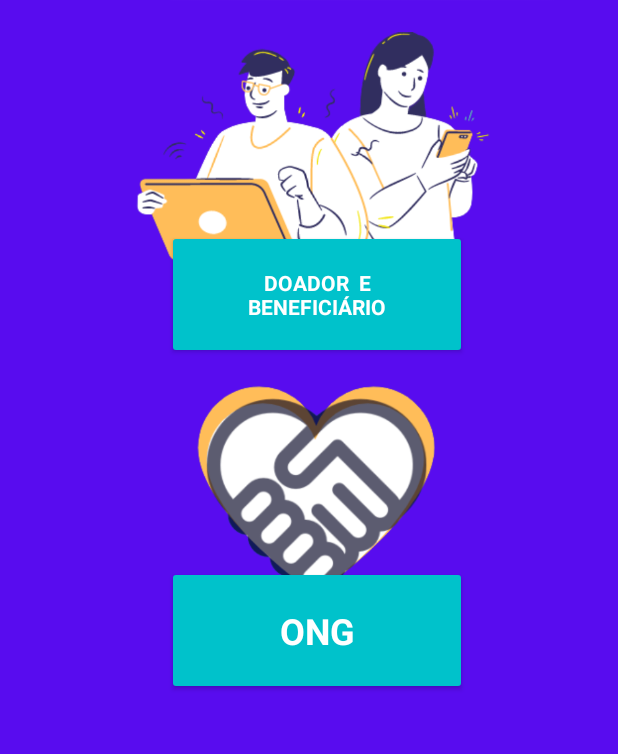
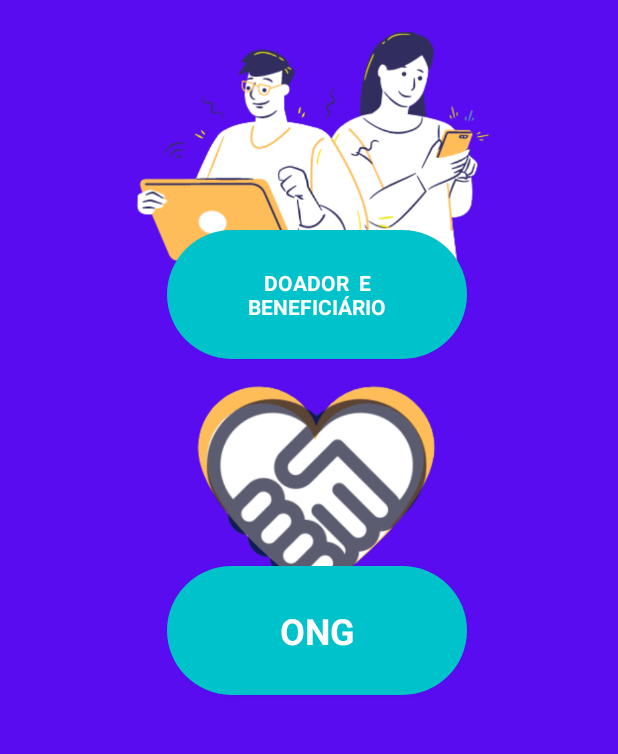
Before and after one commit to AlfredoSobrinho/ProjetoX, an Android app: the IAFragment screen opened through its navigation route, on a phone screen of 412 x 824 dp, the part 240-994 px from its top. Run offline under Robolectric (Android 15) with nearby library versions, the light colour scheme and no system bars; our stand-ins replace Dagger/Hilt's generated code.

Commit message:
Versão com navegação

```diff
--- a/app/src/main/java/com/generation/task4e5/IAFragment.kt
+++ b/app/src/main/java/com/generation/task4e5/IAFragment.kt
@@ -5,55 +5,43 @@ import androidx.fragment.app.Fragment
 import android.view.LayoutInflater
 import android.view.View
 import android.view.ViewGroup
+import android.widget.Button
+import androidx.navigation.fragment.findNavController
 
-// TODO: Rename parameter arguments, choose names that match
-// the fragment initialization parameters, e.g. ARG_ITEM_NUMBER
-private const val ARG_PARAM1 = "param1"
-private const val ARG_PARAM2 = "param2"
-
-/**
- * A simple [Fragment] subclass.
- * Use the [IAFragment.newInstance] factory method to
- * create an instance of this fragment.
- */
 class IAFragment : Fragment() {
-    // TODO: Rename and change types of parameters
-    private var param1: String? = null
-    private var param2: String? = null
-
-    override fun onCreate(savedInstanceState: Bundle?) {
-        super.onCreate(savedInstanceState)
-        arguments?.let {
-            param1 = it.getString(ARG_PARAM1)
-            param2 = it.getString(ARG_PARAM2)
-        }
-    }
 
     override fun onCreateView(
         inflater: LayoutInflater, container: ViewGroup?,
         savedInstanceState: Bundle?
     ): View? {
-        // Inflate the layout for this fragment
-        return inflater.inflate(R.layout.fragment_i_a, container, false)
+
+        val view = inflater.inflate(R.layout.fragment_i_a, container, false)
+
+        val ButtonDeB = view.findViewById<Button>(R.id.button2)
+        val ButtonOng = view.findViewById<Button>(R.id.buttonOng)
+
+
+
+        ButtonDeB.setOnClickListener {
+            findNavController().navigate(R.id.action_IAFragment_to_cadastroFragment
+
+
+            )
+
+        }
+
+
+        ButtonOng.setOnClickListener {
+            findNavController().navigate(R.id.action_IAFragment_to_cadastroFragment
+
+
+            )
+
+        }
+
+
+
+        return view
     }
 
-    companion object {
-        /**
-         * Use this factory method to create a new instance of
-         * this fragment using the provided parameters.
-         *
-         * @param param1 Parameter 1.
-         * @param param2 Parameter 2.
-         * @return A new instance of fragment IAFragment.
-         */
-        // TODO: Rename and change types and number of parameters
-        @JvmStatic
-        fun newInstance(param1: String, param2: String) =
-            IAFragment().apply {
-                arguments = Bundle().apply {
-                    putString(ARG_PARAM1, param1)
-                    putString(ARG_PARAM2, param2)
-                }
-            }
-    }
 }
--- a/app/src/main/java/com/generation/task4e5/api/ApiService.kt
+++ b/app/src/main/java/com/generation/task4e5/api/ApiService.kt
@@ -3,10 +3,7 @@ package com.generation.task4e5.api
 import com.generation.task4e5.model.Post
 import com.generation.task4e5.model.Temas
 import retrofit2.Response
-import retrofit2.http.Body
-import retrofit2.http.GET
-import retrofit2.http.POST
-import retrofit2.http.PUT
+import retrofit2.http.*
 import java.util.*
 
 interface ApiService {
@@ -27,5 +24,12 @@ interface ApiService {
     suspend fun updatePost(
         @Body post : Post) : Response<Post>
 
+    @DELETE("postagens/{id}")
+    suspend fun deletarPost(
+        @Path("id") valor : Long
+    ): Response<Post>
+
+
+
 
 }
--- a/app/src/main/java/com/generation/task4e5/reporitory/Repository.kt
+++ b/app/src/main/java/com/generation/task4e5/reporitory/Repository.kt
@@ -29,6 +29,8 @@ class Repository {
         return RetrofitInstance.api.updatePost(post)
 
     }
-
+    suspend fun  deletarPost(id: Long): Response<Post>{
+        return RetrofitInstance.api.deletarPost(id)
+    }
 
 }
--- /dev/null
+++ b/app/src/main/res/drawable/ic_baseline_edit_note_24.xml
@@ -0,0 +1,5 @@
+<vector android:height="24dp" android:tint="#F1CB0B"
+    android:viewportHeight="24" android:viewportWidth="24"
+    android:width="24dp" xmlns:android="http://schemas.android.com/apk/res/android">
+    <path android:fillColor="@android:color/white" android:pathData="M3,10h11v2H3V10zM3,8h11V6H3V8zM3,16h7v-2H3V16zM18.01,12.87l0.71,-0.71c0.39,-0.39 1.02,-0.39 1.41,0l0.71,0.71c0.39,0.39 0.39,1.02 0,1.41l-0.71,0.71L18.01,12.87zM17.3,13.58l-5.3,5.3V21h2.12l5.3,-5.3L17.3,13.58z"/>
+</vector>
--- /dev/null
+++ b/app/src/main/res/drawable/shape_bottom.xml
@@ -0,0 +1,5 @@
+<?xml version="1.0" encoding="utf-8"?>
+<shape xmlns:android="http://schemas.android.com/apk/res/android">
+    <solid android:color="#00C2CB" />
+    <corners android:radius="50dp" />
+</shape>
--- /dev/null
+++ b/app/src/main/res/drawable/shape_bottom_ia.xml
@@ -0,0 +1,5 @@
+<?xml version="1.0" encoding="utf-8"?>
+<shape xmlns:android="http://schemas.android.com/apk/res/android">
+    <solid android:color="#00C2CB"/>
+    <corners android:radius="50dp"/>
+</shape>
--- a/app/src/main/res/layout/fragment_i_a.xml
+++ b/app/src/main/res/layout/fragment_i_a.xml
@@ -63,6 +63,7 @@
         android:layout_width="200dp"
         android:layout_height="86dp"
         android:layout_marginTop="132dp"
+        android:background="@drawable/shape_bottom_ia"
         android:backgroundTint="#00C2CB"
         android:fontFamily="sans-serif"
         android:text="Doador  e                               Beneficiário"
@@ -91,6 +92,7 @@
         android:layout_width="200dp"
         android:layout_height="86dp"
         android:layout_marginTop="112dp"
+        android:background="@drawable/shape_bottom_ia"
         android:backgroundTint="#00C2CB"
         android:fontFamily="sans-serif"
         android:text="ONG"
--- a/app/src/main/res/layout/fragment_segundo.xml
+++ b/app/src/main/res/layout/fragment_segundo.xml
@@ -114,6 +114,7 @@
             android:backgroundTint="#00C2CB"
             android:text="@string/Postar"
             android:textColor="@color/white" />
+
     </LinearLayout>
 
 </androidx.constraintlayout.widget.ConstraintLayout>
```
Also changed, not shown: app/src/main/java/com/generation/task4e5/BemvindoFragment.kt (+50 -41 lines), app/src/main/java/com/generation/task4e5/CadastroFragment.kt (+23 -41 lines), app/src/main/java/com/generation/task4e5/LoginFragment.kt (+39 -41 lines), app/src/main/java/com/generation/task4e5/MainViewModel.kt (+14 -0 lines), app/src/main/java/com/generation/task4e5/adapter/Postadapter.kt (+15 -1 lines), app/src/main/res/layout/card_layout_tarefa.xml (+29 -6 lines), app/src/main/res/layout/fragment_doar.xml (+4 -3 lines), app/src/main/res/layout/fragment_perfilragment.xml (+7 -6 lines).
